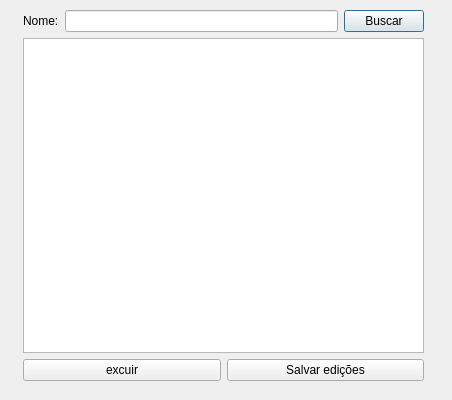
Above: Barbearia/viewfuncionario.ui from AndreNomade/Barber-Shop-Management before the change. Below: the same form after it.
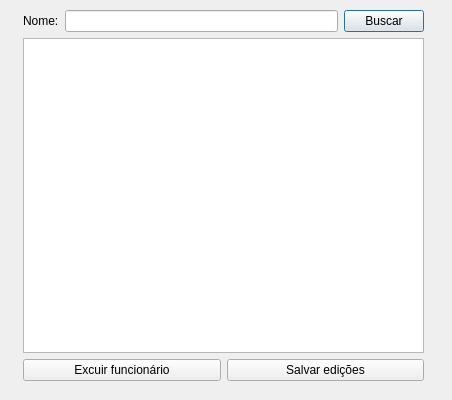
That is the form after the change.

The edit to the form file:
```diff
--- a/Barbearia/viewfuncionario.ui
+++ b/Barbearia/viewfuncionario.ui
@@ -13,7 +13,7 @@
   <property name="windowTitle">
    <string>Dialog</string>
   </property>
-  <widget class="QWidget" name="">
+  <widget class="QWidget" name="layoutWidget">
    <property name="geometry">
     <rect>
      <x>23</x>
@@ -52,7 +52,7 @@
       <item>
        <widget class="QPushButton" name="delete_2">
         <property name="text">
-         <string>excuir</string>
+         <string>Excuir funcionário</string>
         </property>
        </widget>
       </item>
```
